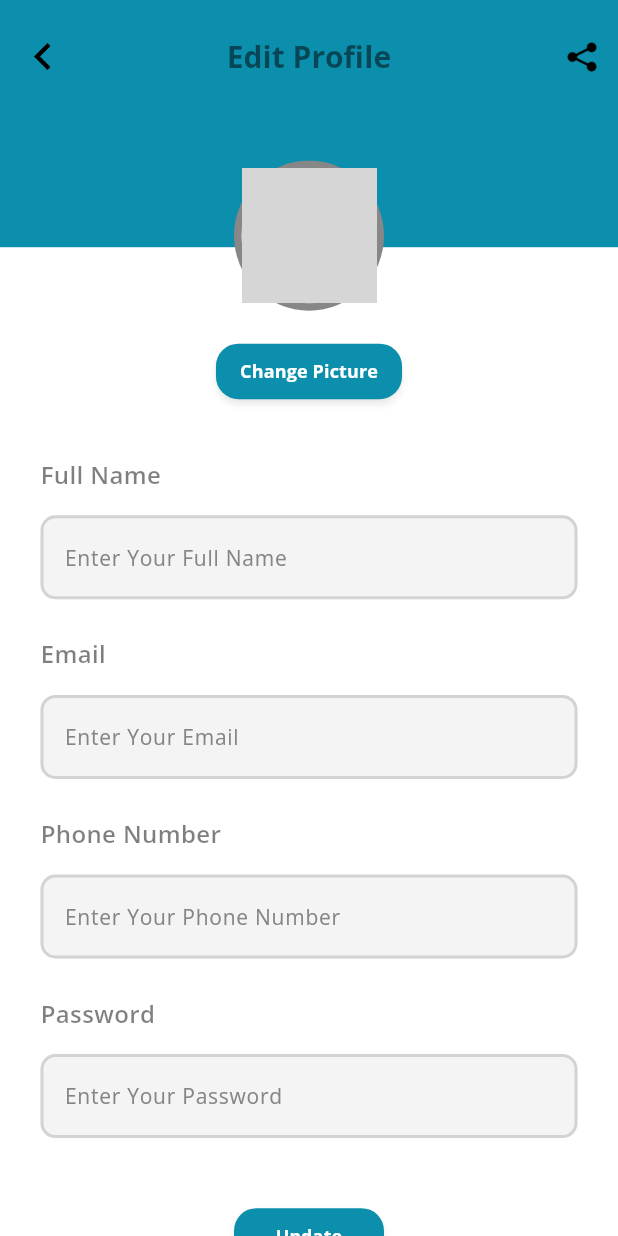
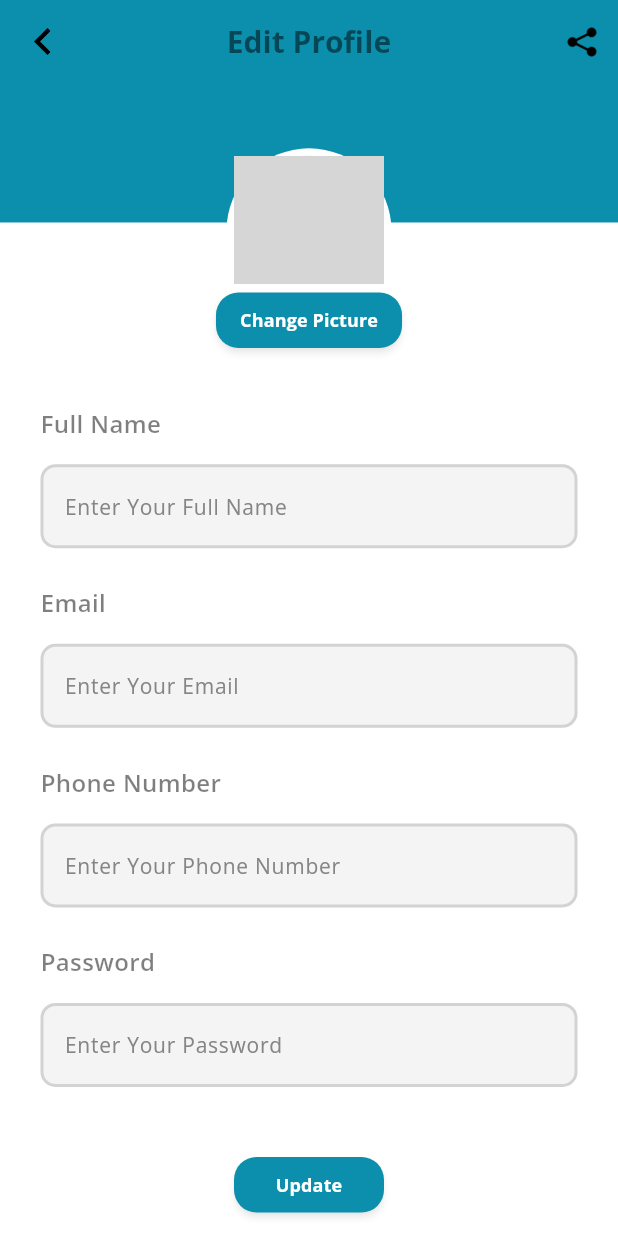
Before and after one commit to Project-5242/Project-5242-frontend, a Flutter app: the EditProfileView screen opened by its route, on a phone screen of 412 x 824 dp. Run offline on Flutter 3.47's test engine with Material 3 defaults, Android fonts, the phone set to English and light mode, and no system bars; drawn by our look-alikes of toastification; our stand-ins replace bloc, cached_network_image, dio, flutter_bloc, flutter_dotenv, flutter_html and 13 more; accounts and stored records are empty; network calls fail; project files that could hold a hidden picture were left out; grey boxes are pictures that could not be loaded.

Commit message:
fix Edit profile

```diff
--- a/lib/presentation/profile/edit_profile_view.dart
+++ b/lib/presentation/profile/edit_profile_view.dart
@@ -1,5 +1,3 @@
-// ignore_for_file: unused_local_variable
-
 import 'package:flutter/material.dart';
 import 'package:flutter_project/base/base.dart';
 import 'package:flutter_project/presentation/widgets/custom_text_from_field.dart';
@@ -11,41 +9,85 @@ class EditProfileView extends StatelessWidget {
   Widget build(BuildContext context) {
     final formKey = GlobalKey<FormState>();
     final height = MediaQuery.of(context).size.height;
-    final width = MediaQuery.of(context).size.width;
+
     return Scaffold(
-      body: Stack(
+      body: CustomScrollView(
+        slivers: [
+          // SliverAppBar with Cover Photo and Centered Profile Picture
+          SliverAppBar(
+            expandedHeight: height * 0.23,
+            pinned: true,
+            flexibleSpace: FlexibleSpaceBar(
+              background: Stack(
                 children: [
-          // Cover Photo
                   Container(
-            height: height * 0.20,
+                    height: height * 0.18,
                     decoration: BoxDecoration(
                       color: AppColors.darkBlue,
                       // image: DecorationImage(
                       //   image: NetworkImage(
-              //       'https://www.example.com/cover_photo.jpg'), // Replace with your cover photo URL
+                      //       'https://media.distractify.com/brand-img/IXMXHdSmC/0x0/woman-being-splashed-with-water-1684438561942.jpg'), // Replace with your cover photo URL
                       //   fit: BoxFit.cover,
                       // ),
                     ),
                   ),
-          // Body content
-          SingleChildScrollView(
-            child: Column(
-              children: [
-                SizedBox(height: height * 0.13), // Spacing for the cover photo
-                Center(
+                  Positioned(
+                    top: height * 0.12,
+                    right: 0,
+                    left: 0,
+                    child: const CircleAvatar(
+                      radius: 55,
+                      backgroundColor: Colors.white,
                       child: CircleAvatar(
                         radius: 50,
-                    backgroundColor: AppColors.borderColor,
-                    child: const CircleAvatar(
-                      radius: 45,
                         backgroundImage: NetworkImage(
                           'https://media.distractify.com/brand-img/IXMXHdSmC/0x0/woman-being-splashed-with-water-1684438561942.jpg', // Replace with your profile picture URL
                         ),
                       ),
                     ),
                   ),
-                SizedBox(height: height * 0.02),
-                // Body Code
+                ],
+              ),
+            ),
+            leading: IconButton(
+              icon: Padding(
+                padding: const EdgeInsets.all(3.0),
+                child: SvgPicture.asset(AssetsRes.ARROWBACK_SVG),
+              ),
+              onPressed: () {
+                Navigator.pop(context);
+              },
+            ),
+            centerTitle: true,
+            title: Text(
+              "Edit Profile",
+              style: TextStyle(
+                fontFamily: Fonts.fontsOpenSans,
+                fontSize: 20,
+                fontWeight: FontWeight.w700,
+                color: AppColors.black,
+              ),
+            ),
+            actions: [
+              IconButton(
+                icon: Image.asset(
+                  AssetsRes.SHARE_PNG,
+                  height: 24,
+                ),
+                onPressed: () {
+                  // Add action
+                },
+              ),
+            ],
+          ),
+          // Body Content
+          SliverToBoxAdapter(
+            child: Padding(
+              padding: const EdgeInsets.symmetric(horizontal: 27),
+              child: Form(
+                child: Column(
+                  children: [
+                    // Adjust spacing
                     AppButton(
                       height: 37,
                       width: 100,
@@ -54,11 +96,6 @@ class EditProfileView extends StatelessWidget {
                       onPressed: () {},
                     ),
                     SizedBox(height: height * 0.04),
-                Padding(
-                  padding: const EdgeInsets.symmetric(horizontal: 27),
-                  child: Form(
-                    child: Column(
-                      children: [
                     CustomTextFormField(
                       title: "Full Name",
                       hintText: "Enter Your Full Name",
@@ -77,9 +114,7 @@ class EditProfileView extends StatelessWidget {
                         if (value == null || value.isEmpty) {
                           return 'Please enter your email';
                         }
-                            // Basic email validation regex
-                            if (!RegExp(r'^[^@]+@[^@]+\.[^@]+')
-                                .hasMatch(value)) {
+                        if (!RegExp(r'^[^@]+@[^@]+\.[^@]+').hasMatch(value)) {
                           return 'Please enter a valid email address';
                         }
                         return null;
@@ -110,11 +145,6 @@ class EditProfileView extends StatelessWidget {
                         return null;
                       },
                     ),
-                      ],
-                    ),
-                  ),
-                ),
-
                     SizedBox(height: height * 0.05),
                     AppButton(
                       height: 37,
@@ -122,52 +152,15 @@ class EditProfileView extends StatelessWidget {
                       backgroundColor: AppColors.darkBlue,
                       title: "Update",
                       onPressed: () {
-                    if (formKey.currentState!.validate()) {}
+                        if (formKey.currentState!.validate()) {
+                          // Handle form submission
+                        }
                       },
                     ),
-                SizedBox(height: height * 0.09),
+                    SizedBox(height: height * 0.19),
                   ],
                 ),
               ),
-          // AppBar with Back Button
-          Positioned(
-            top: 10,
-            left: 0,
-            right: 0,
-            child: AppBar(
-              backgroundColor: Colors.transparent,
-              elevation: 0,
-              leading: IconButton(
-                icon: Padding(
-                  padding: const EdgeInsets.all(3.0),
-                  child: SvgPicture.asset(AssetsRes.ARROWBACK_SVG),
-                ),
-                onPressed: () {
-                  // Add back button action
-                  Navigator.pop(context);
-                },
-              ),
-              centerTitle: true,
-              title: Text(
-                "Edit Profile",
-                style: TextStyle(
-                  fontFamily: Fonts.fontsOpenSans,
-                  fontSize: 20,
-                  fontWeight: FontWeight.w700,
-                  color: AppColors.black,
-                ),
-              ),
-              actions: [
-                IconButton(
-                  icon: Image.asset(
-                    AssetsRes.SHARE_PNG,
-                    height: 24,
-                  ),
-                  onPressed: () {
-                    // Add action
-                  },
-                ),
-              ],
             ),
           ),
         ],
--- a/lib/presentation/savedItems/components/saved_item_comp.dart
+++ b/lib/presentation/savedItems/components/saved_item_comp.dart
@@ -35,7 +35,7 @@ class SavedItemComp extends StatelessWidget {
                   PopupMenuButton<int>(
                     color: AppColors.white,
                     padding: const EdgeInsets.all(8),
-                    menuPadding: const EdgeInsets.all(8),
+                    // menuPadding: const EdgeInsets.all(8),
                     onSelected: (value) {
                       // Handle menu item selection
                       if (value == 1) {
--- a/lib/presentation/splash/splash_view.dart
+++ b/lib/presentation/splash/splash_view.dart
@@ -16,7 +16,7 @@ class _SplashViewState extends State<SplashView> {
   @override
   void initState() {
     Future.delayed(const Duration(seconds: 03), () {
-      if (context.mounted) context.pushNamedAndRemoveUntil(Routes.onboardingScreen);
+      if (context.mounted) context.pushNamedAndRemoveUntil(Routes.profileView);
     });
     super.initState();
   }
```
Also changed, not shown: pubspec.lock. Lines whose indentation alone changed are shown as unchanged.
